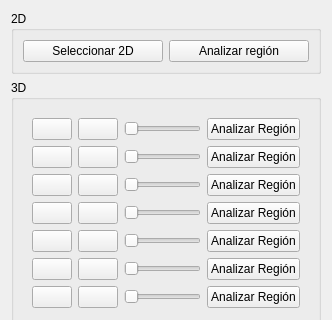
The window that PageDensityAnalysis.ui (rics-ucsp/BoneDensityApp) describes before a commit, drawn with Qt 5; both pictures show x 0 to 332 and y 0 to 320 of the 332 by 624 pixel window.
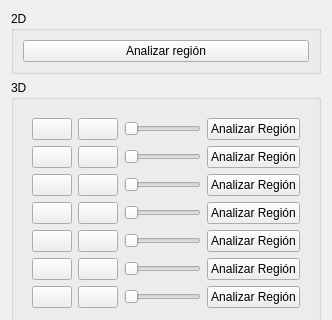
The same window after the commit. Icons and pictures are not drawn.

Patch:
```diff
--- a/PageDensityAnalysis.ui
+++ b/PageDensityAnalysis.ui
@@ -21,18 +21,7 @@
      </property>
      <layout class="QHBoxLayout" name="horizontalLayout_2">
       <item>
-       <widget class="QPushButton" name="btn2Dselection">
-        <property name="text">
-         <string>Seleccionar 2D</string>
-        </property>
-        <property name="icon">
-         <iconset resource="icons.qrc">
-          <normaloff>:/select2d.png</normaloff>:/select2d.png</iconset>
-        </property>
-       </widget>
-      </item>
-      <item>
-       <widget class="QPushButton" name="pushButton_2">
+       <widget class="QPushButton" name="btn2Danalisis">
         <property name="text">
          <string>Analizar región</string>
         </property>
```
